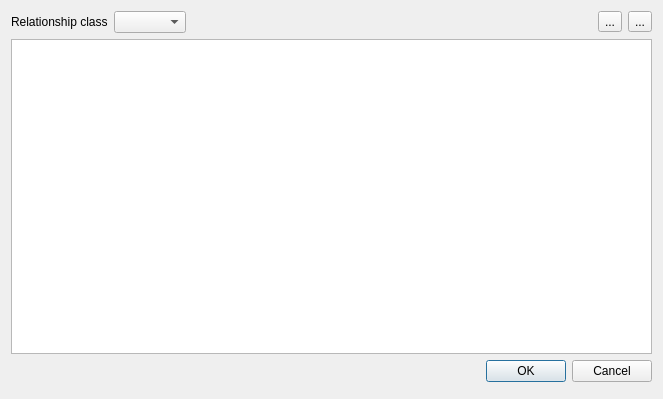
Above: spinetoolbox/ui/add_relationships.ui from spine-tools/Spine-Toolbox before the change. Below: the same form after it.
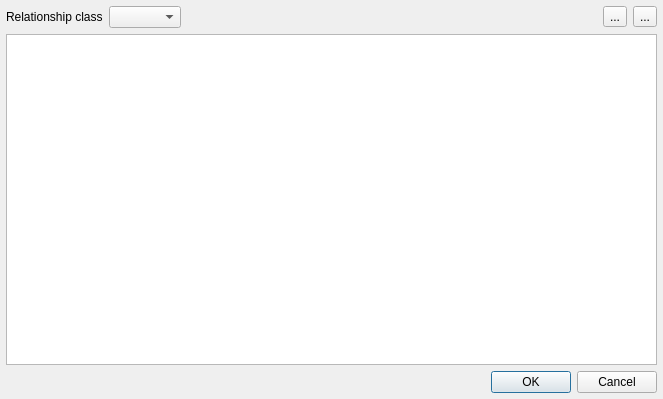
That is the form after the change. Icons and pictures are not drawn. Custom widgets are drawn as their Qt base class.

Commit message: Issue #69 updated: improve docstrings in custom_menus.py

```diff
--- a/spinetoolbox/ui/add_relationships.ui
+++ b/spinetoolbox/ui/add_relationships.ui
@@ -34,8 +34,52 @@
    <string>Add relationships</string>
   </property>
   <layout class="QVBoxLayout" name="verticalLayout">
+   <property name="spacing">
+    <number>0</number>
+   </property>
+   <property name="leftMargin">
+    <number>0</number>
+   </property>
+   <property name="topMargin">
+    <number>0</number>
+   </property>
+   <property name="rightMargin">
+    <number>0</number>
+   </property>
+   <property name="bottomMargin">
+    <number>0</number>
+   </property>
+   <item>
+    <layout class="QVBoxLayout" name="verticalLayout_2">
+     <property name="spacing">
+      <number>6</number>
+     </property>
+     <property name="leftMargin">
+      <number>6</number>
+     </property>
+     <property name="topMargin">
+      <number>6</number>
+     </property>
+     <property name="rightMargin">
+      <number>6</number>
+     </property>
+     <property name="bottomMargin">
+      <number>6</number>
+     </property>
    <item>
     <layout class="QHBoxLayout" name="horizontalLayout_2">
+       <property name="leftMargin">
+        <number>0</number>
+       </property>
+       <property name="topMargin">
+        <number>0</number>
+       </property>
+       <property name="rightMargin">
+        <number>0</number>
+       </property>
+       <property name="bottomMargin">
+        <number>0</number>
+       </property>
      <item>
       <widget class="QLabel" name="label">
        <property name="text">
@@ -102,7 +146,12 @@
      <property name="standardButtons">
       <set>QDialogButtonBox::Cancel|QDialogButtonBox::Ok</set>
      </property>
-    </widget>
+       <property name="centerButtons">
+        <bool>false</bool>
+       </property>
+      </widget>
+     </item>
+    </layout>
    </item>
    <item>
     <layout class="QHBoxLayout" name="horizontalLayout_statusbar_placeholder">
```
Left out of the diff: 7 changed lines with no effect on the pictures. Lines whose indentation alone changed are shown as unchanged. The commit also changes 2 other files.
